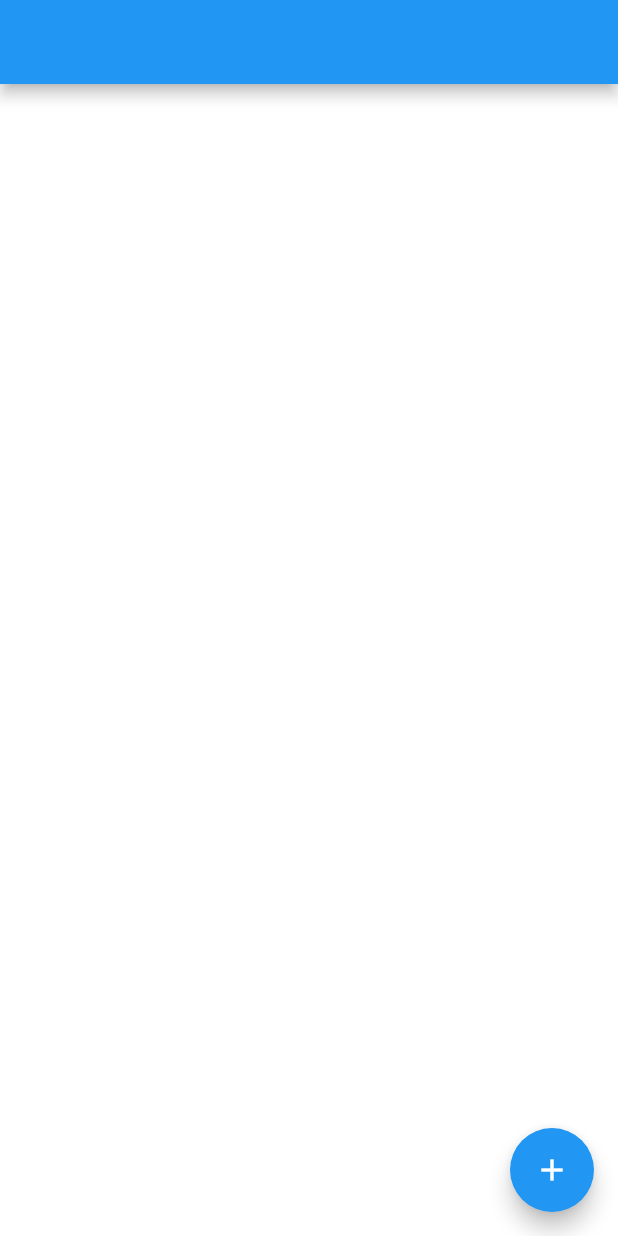
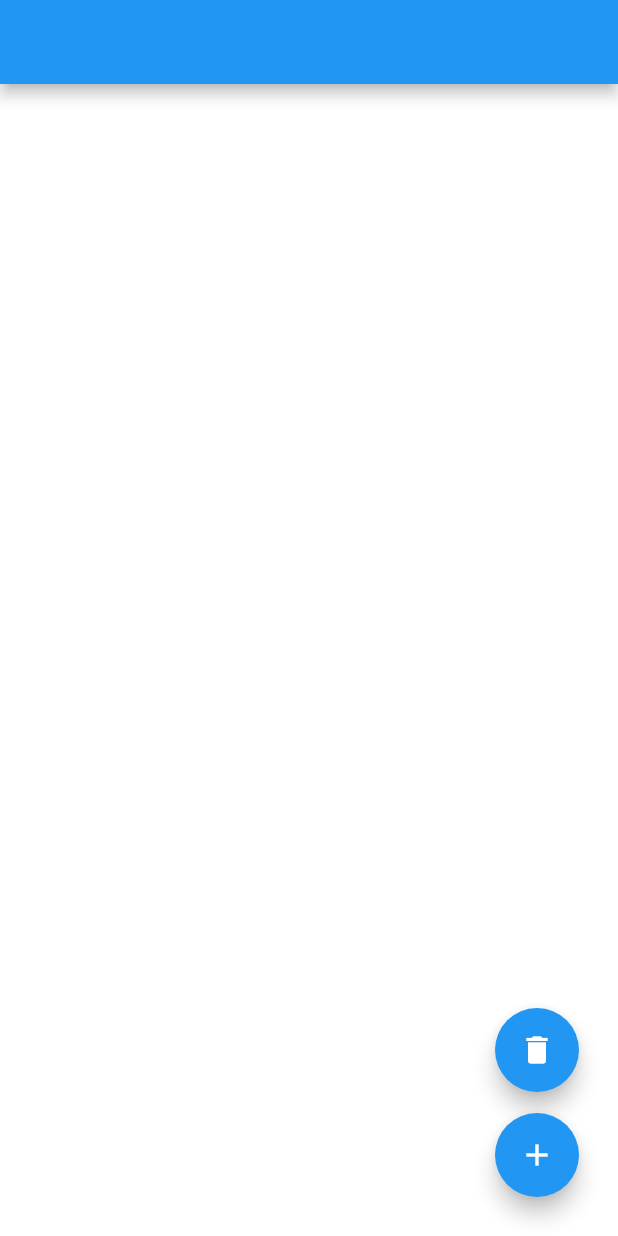
Before and after one commit to workingscorpion/scorpion_alarm, a Flutter app: the screen it shows after launch, on a phone screen of 412 x 824 dp. Run offline on Flutter 3.47's test engine with Material 2 defaults, Android fonts, the phone set to English and light mode, and no system bars; our stand-ins replace flutter_datetime_picker, mobx, shared_preferences, tinycolor; generated files the repository leaves out were written again.

```diff
--- a/lib/pages/home.dart
+++ b/lib/pages/home.dart
@@ -1,9 +1,10 @@
 import 'dart:convert';
 
 import 'package:flutter/material.dart';
+import 'package:scorpion_alarm_app/constants/prefKeys.dart';
 import 'package:scorpion_alarm_app/model/alarmModel.dart';
 import 'package:scorpion_alarm_app/router/router.dart';
-import 'package:scorpion_alarm_app/widget/alarmItem.dart';
+import 'package:scorpion_alarm_app/widgets/alarmItem.dart';
 import 'package:shared_preferences/shared_preferences.dart';
 
 class HomePage extends StatefulWidget {
@@ -22,25 +23,22 @@ class _HomePageState extends State<HomePage> {
     load();
   }
 
-  //set
-//   SharedPreferences pref = await SharedPreferences.getInstance();
-// Map json = jsonDecode(jsonString);
-// String user = jsonEncode(UserModel.fromJson(json));
-// pref.setString('userData', user);
-
   Future load() async {
     final prefs = await SharedPreferences.getInstance();
     setState(() {
-      var alarmStrings = prefs.getStringList("alarmTimeList");
-      if (alarmStrings == null) {
-        alarmStrings = List();
+      var alarmStrings = prefs.getStringList(PrefKeys.AlarmList);
+      if (alarmStrings != null) {
+        alarmStrings
+            .map((alarm) =>
+                alarmList.add(AlarmModel.fromJson(json.decode(alarm))))
+            .toList();
       }
-      final List<AlarmModel> alarmMaps =
-          alarmStrings.map((alarm) => jsonDecode(alarm)).toList();
-      alarmList = alarmMaps;
-      // alarmList =
-      //     alarmMaps.forEach((alarm) => AlarmModel.fromJson(alarm));
     });
+  }
+
+  Future removeAll() async {
+    final prefs = await SharedPreferences.getInstance();
+    prefs.remove(PrefKeys.AlarmList);
   }
 
   @override
@@ -54,9 +52,28 @@ class _HomePageState extends State<HomePage> {
           itemBuilder: (BuildContext context, int index) {
             return AlarmItem(alarmList[index]);
           }),
-      floatingActionButton: FloatingActionButton(
-        onPressed: Router.toAdd,
-        child: Icon(Icons.add),
+      floatingActionButtonLocation: FloatingActionButtonLocation.endFloat,
+      floatingActionButton: Stack(
+        children: <Widget>[
+          Positioned(
+            bottom: 80.0,
+            right: 10.0,
+            child: FloatingActionButton(
+              heroTag: 'delete',
+              onPressed: removeAll,
+              child: Icon(Icons.delete),
+            ),
+          ),
+          Positioned(
+            bottom: 10.0,
+            right: 10.0,
+            child: FloatingActionButton(
+              heroTag: 'add',
+              onPressed: Router.toAdd,
+              child: Icon(Icons.add),
+            ),
+          ),
+        ],
       ),
     );
   }
```
